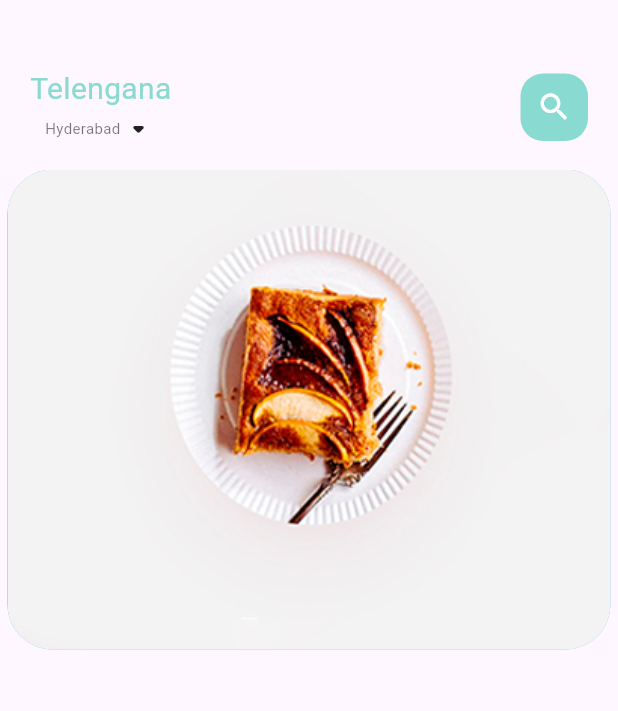
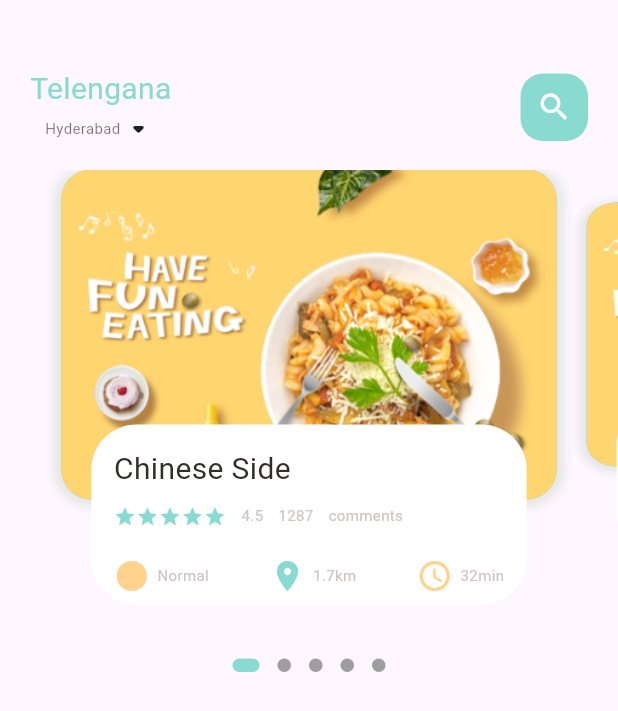
Before and after one commit to 9TaiLBeasT/Ticket-App, a Flutter app: the screen it shows after launch, on a phone screen of 412 x 824 dp. Shown: the top 711 px of the screen. Run offline on Flutter 3.47's test engine with Material 3 defaults, Android fonts, the phone set to English and light mode, and no system bars; drawn by our look-alikes of dots_indicator.

Commit message:
First Commit

```diff
--- a/lib/home/food_page_body.dart
+++ b/lib/home/food_page_body.dart
@@ -1,4 +1,9 @@
+import 'package:dots_indicator/dots_indicator.dart';
 import 'package:flutter/material.dart';
+import 'package:food_app/utils/app_styles.dart';
+import 'package:food_app/widgets/big_text.dart';
+import 'package:food_app/widgets/icon_and_text_widget.dart';
+import 'package:food_app/widgets/small_text.dart';
 
 class FoodPageBody extends StatefulWidget {
   const FoodPageBody({super.key});
@@ -8,27 +13,163 @@ class FoodPageBody extends StatefulWidget {
 }
 
 class _FoodPageBodyState extends State<FoodPageBody> {
+  PageController pageController = PageController(viewportFraction: 0.85);
+  var _currPageValue = 0.0;
+  double _scaleFactor = 0.8;
+  double _height = 220;
+
+  @override
+  void initState() {
+    super.initState();
+    pageController.addListener(() {
+      setState(() {
+        _currPageValue = pageController.page ?? 0.0;
+      });
+    });
+  }
+
+  @override
+  void dispose() {
+    pageController.dispose();
+    super.dispose();
+  }
+
   @override
   Widget build(BuildContext context) {
-    return Container(
+    return Column(
+      children: [
+        SizedBox(
           height: 320,
           child: PageView.builder(
+            controller: pageController,
             itemCount: 5,
             itemBuilder: (context, position) {
               return _buildPageItem(position);
-          }),
+            },
+          ),
+        ),
+        DotsIndicator(
+            dotsCount: 5,
+            position: _currPageValue,
+            decorator: DotsDecorator(
+                activeColor: AppColors.mainColor,
+                size: const Size.square(9.0),
+                activeSize: const Size(18.0, 9.0),
+                activeShape: RoundedRectangleBorder(
+                    borderRadius: BorderRadius.circular(5)))),
+      ],
     );
   }
 
   Widget _buildPageItem(int index) {
-    return Container(
+    Matrix4 matrix = Matrix4.identity();
+    if (index == _currPageValue.floor()) {
+      var currScale = 1 - (_currPageValue - index) * (1 - _scaleFactor);
+      var currTrans = _height * (1 - currScale) / 2;
+      matrix = Matrix4.diagonal3Values(1, currScale, 1)
+        ..setTranslationRaw(0, currTrans, 0);
+    } else if (index == _currPageValue.floor() + 1) {
+      var currScale =
+          _scaleFactor + (_currPageValue - index + 1) * (1 - _scaleFactor);
+      var currTrans = _height * (1 - currScale) / 2;
+      matrix = Matrix4.diagonal3Values(1, currScale, 1)
+        ..setTranslationRaw(0, currTrans, 0);
+    } else {
+      var currScale = _scaleFactor;
+      var currTrans = _height * (1 - currScale) / 2;
+      matrix = Matrix4.diagonal3Values(1, currScale, 1)
+        ..setTranslationRaw(0, currTrans, 0);
+    }
+
+    return Transform(
+      transform: matrix,
+      child: Stack(
+        children: [
+          Container(
             height: 220,
-      margin: const EdgeInsets.only(left: 5, right: 5),
+            margin: const EdgeInsets.only(left: 10, right: 10),
+            decoration: BoxDecoration(
+              boxShadow: const [
+                BoxShadow(
+                    color: Color(0xFFe8e8e8),
+                    blurRadius: 5,
+                    offset: Offset(0, 5)),
+                BoxShadow(
+                    color: Color(0xFFe8e8e8),
+                    blurRadius: 5,
+                    offset: Offset(-5, 0)),
+                BoxShadow(
+                    color: Color(0xFFe8e8e8),
+                    blurRadius: 5,
+                    offset: Offset(5, 0)),
+              ],
+              borderRadius: BorderRadius.circular(20),
+              color: const Color(0xFF69c5df),
+              image: const DecorationImage(
+                  fit: BoxFit.cover,
+                  image: AssetImage("assets/image/food0.png")),
+            ),
+          ),
+          Align(
+            alignment: Alignment.bottomCenter,
+            child: Container(
+              height: 120,
+              margin: const EdgeInsets.only(left: 30, right: 30, bottom: 30),
               decoration: BoxDecoration(
                 borderRadius: BorderRadius.circular(30),
-          color: const Color(0xFF69c5df),
-          image: const DecorationImage(
-              fit: BoxFit.fill, image: AssetImage("assets/image/food1.png"))),
+                color: Colors.white,
+              ),
+              child: Padding(
+                padding: const EdgeInsets.only(top: 15, left: 15, right: 15),
+                child: Column(
+                  crossAxisAlignment: CrossAxisAlignment.start,
+                  children: [
+                    BigText(text: "Chinese Side"),
+                    const SizedBox(height: 10),
+                    Row(
+                      children: [
+                        Wrap(
+                          children: List.generate(
+                              5,
+                              (index) => const Icon(
+                                    Icons.star,
+                                    color: AppColors.mainColor,
+                                    size: 15,
+                                  )),
+                        ),
+                        const SizedBox(width: 10),
+                        SmallText(text: "4.5"),
+                        const SizedBox(width: 10),
+                        SmallText(text: "1287"),
+                        const SizedBox(width: 10),
+                        SmallText(text: "comments")
+                      ],
+                    ),
+                    const SizedBox(height: 20),
+                    const Row(
+                      mainAxisAlignment: MainAxisAlignment.spaceBetween,
+                      children: [
+                        IconAndTextWidget(
+                            icon: Icons.circle_sharp,
+                            text: "Normal",
+                            iconColor: AppColors.iconColor1),
+                        IconAndTextWidget(
+                            icon: Icons.location_on_sharp,
+                            text: "1.7km",
+                            iconColor: AppColors.mainColor),
+                        IconAndTextWidget(
+                            icon: Icons.access_time_rounded,
+                            text: "32min",
+                            iconColor: AppColors.iconColor1)
+                      ],
+                    )
+                  ],
+                ),
+              ),
+            ),
+          ),
+        ],
+      ),
     );
   }
 }
--- /dev/null
+++ b/lib/utils/dimensions.dart
@@ -0,0 +1,3 @@
+class Dimensions {
+
+}
--- /dev/null
+++ b/lib/widgets/icon_and_text_widget.dart
@@ -0,0 +1,24 @@
+import 'package:flutter/material.dart';
+import 'package:food_app/widgets/small_text.dart';
+
+class IconAndTextWidget extends StatelessWidget {
+  final IconData icon;
+  final String text;
+  final Color iconColor;
+  const IconAndTextWidget(
+      {super.key,
+      required this.icon,
+      required this.text,
+      required this.iconColor});
+
+  @override
+  Widget build(BuildContext context) {
+    return Row(
+      children: [
+        Icon(icon, color: iconColor,),
+        const SizedBox(width: 5,),
+        SmallText(text: text,)
+      ],
+    );
+  }
+}
--- a/pubspec.yaml
+++ b/pubspec.yaml
@@ -30,6 +30,8 @@ environment:
 dependencies:
   flutter:
     sdk: flutter
+  get: ^4.1.4
+  dots_indicator: ^2.0.0
 
 
   # The following adds the Cupertino Icons font to your application.
```
Also changed, not shown: pubspec.lock. Lines whose indentation alone changed are shown as unchanged.
